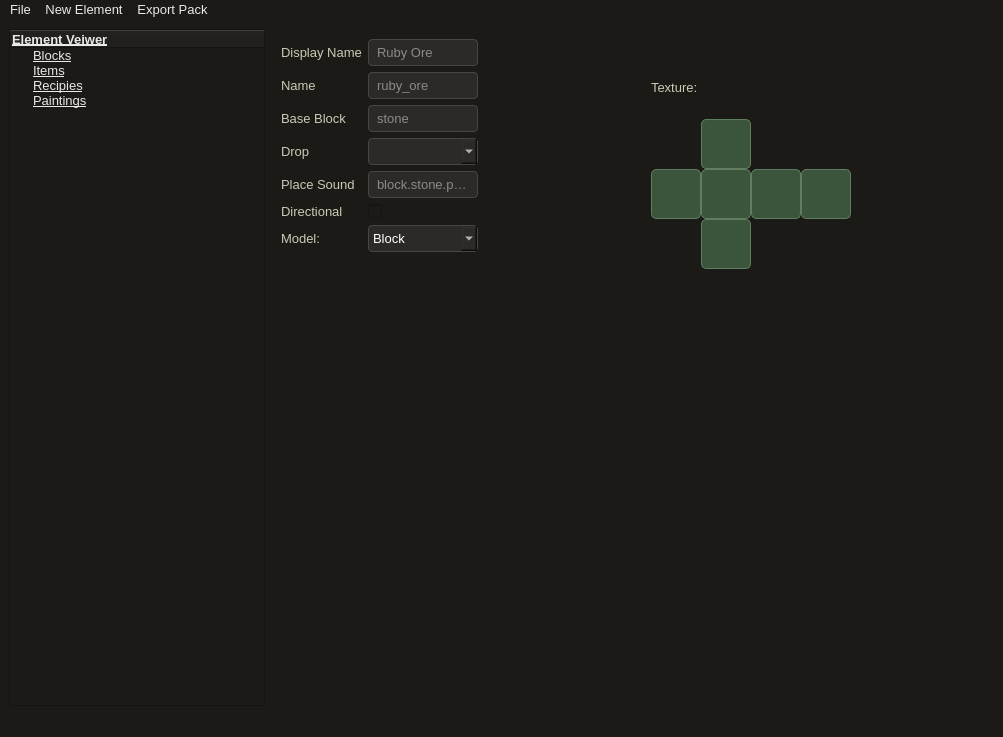
Above: lib/ui.ui from Faith-and-Code-Technologies/mDirt before the change. Below: the same form after it.
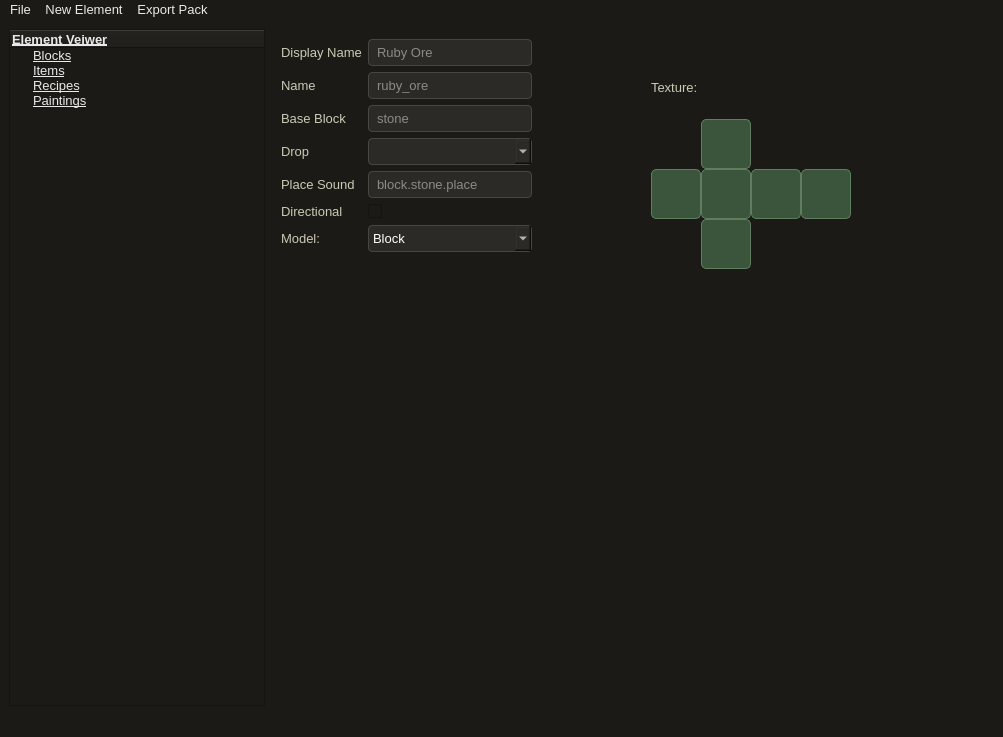
That is the form after the change. The open tabs and pages were chosen to show the change.

```diff
--- a/lib/ui.ui
+++ b/lib/ui.ui
@@ -365,7 +365,7 @@
          <rect>
           <x>10</x>
           <y>10</y>
-          <width>197</width>
+          <width>251</width>
           <height>216</height>
          </rect>
         </property>
@@ -1571,7 +1571,7 @@
       </item>
       <item>
        <property name="text">
-        <string>Recipies</string>
+        <string>Recipes</string>
        </property>
        <property name="font">
         <font>
```
Left out of the diff: 6 changed lines with no effect on the pictures.
